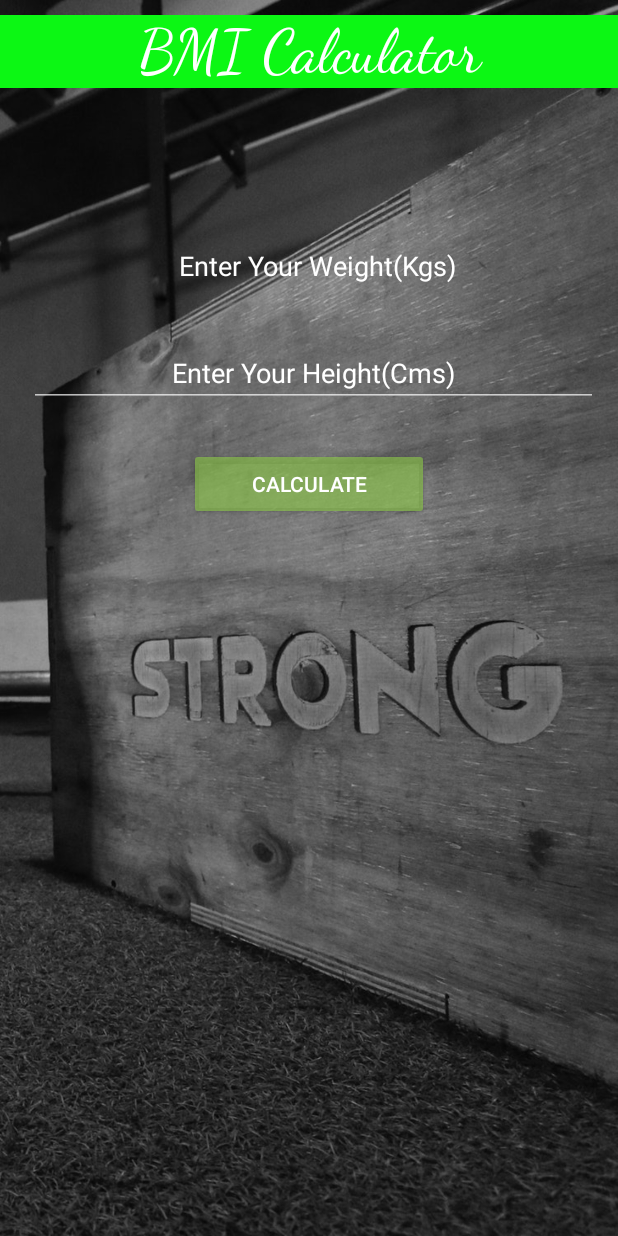
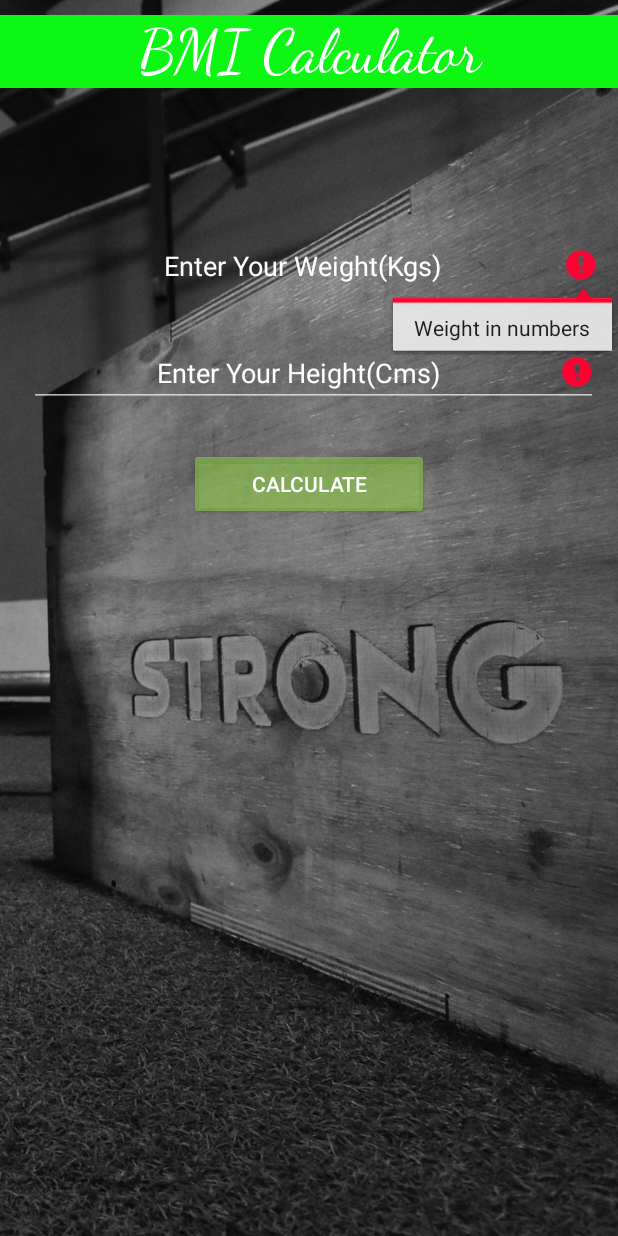
Before and after one commit to surajkamblesk/DailyOneAppChallenge, an Android app: the screen it shows after launch (MainActivity), after a tap on "CALCULATE", on a phone screen of 412 x 824 dp. Run offline under Robolectric (Android 15) with nearby library versions, the phone set to English and light mode, and no system bars.

```diff
--- a/BMI_Calculator/app/src/main/java/com/deepconnect/bmi_calculator/MainActivity.java
+++ b/BMI_Calculator/app/src/main/java/com/deepconnect/bmi_calculator/MainActivity.java
@@ -6,12 +6,18 @@ import android.os.Bundle;
 import android.view.View;
 import android.widget.Button;
 import android.widget.EditText;
+import android.widget.TextView;
 import android.widget.Toast;
+
+import java.util.regex.Pattern;
 
 public class MainActivity extends AppCompatActivity {
 
     EditText input_weight, input_height;
     Button btn_Calculate;
+    TextView result;
+    String ans;
+
 
     @Override
     protected void onCreate(Bundle savedInstanceState) {
@@ -33,8 +39,46 @@ public class MainActivity extends AppCompatActivity {
         btn_Calculate = findViewById(R.id.btn_calculate);
     }
 
-    private void CalculateBMI()
-    {
-        Toast.makeText(MainActivity.this, "Button caught", Toast.LENGTH_SHORT).show();
+    private void CalculateBMI() {
+        String height, weight;
+        height = input_height.getText().toString();
+        weight = input_weight.getText().toString();
+        if (Check(height, weight)) {
+            input_weight.setError("Weight in numbers");
+            input_height.setError("Weight in numbers");
+        } else {
+
+            double cms_height = Double.parseDouble(height) / 100;
+            double weight_double = Double.parseDouble(weight);
+
+            double bmi = (weight_double) / (cms_height * cms_height);
+
+
+            if (bmi >= 15 && bmi <= 16) {
+                ans = "Very Severely Underweight";
+            } else if (bmi >= 16 && bmi <= 18) {
+                ans = "Underweight";
+            } else if (bmi >= 18.5 && bmi <= 25) {
+                ans = "Normal";
+            } else if (bmi >= 25 && bmi <= 30) {
+                ans = "Overweight";
+            } else if (bmi >= 30 && bmi <= 35) {
+                ans = "Moderately Obese";
+            } else if (bmi >= 35 && bmi <= 40) {
+                ans = "Severely Obese";
+            } else {
+                ans = "very severely Obese";
+            }
+
+        }
+        Toast.makeText(MainActivity.this, " " + ans, Toast.LENGTH_SHORT).show();
+
+
+    }
+
+    private boolean Check(String height, String weight) {
+
+
+        return height.equals("") || weight.equals("") || height.matches("(^[a-zA-Z]*$)") || weight.matches("(^[a-zA-Z]*$)");
     }
 }
```
